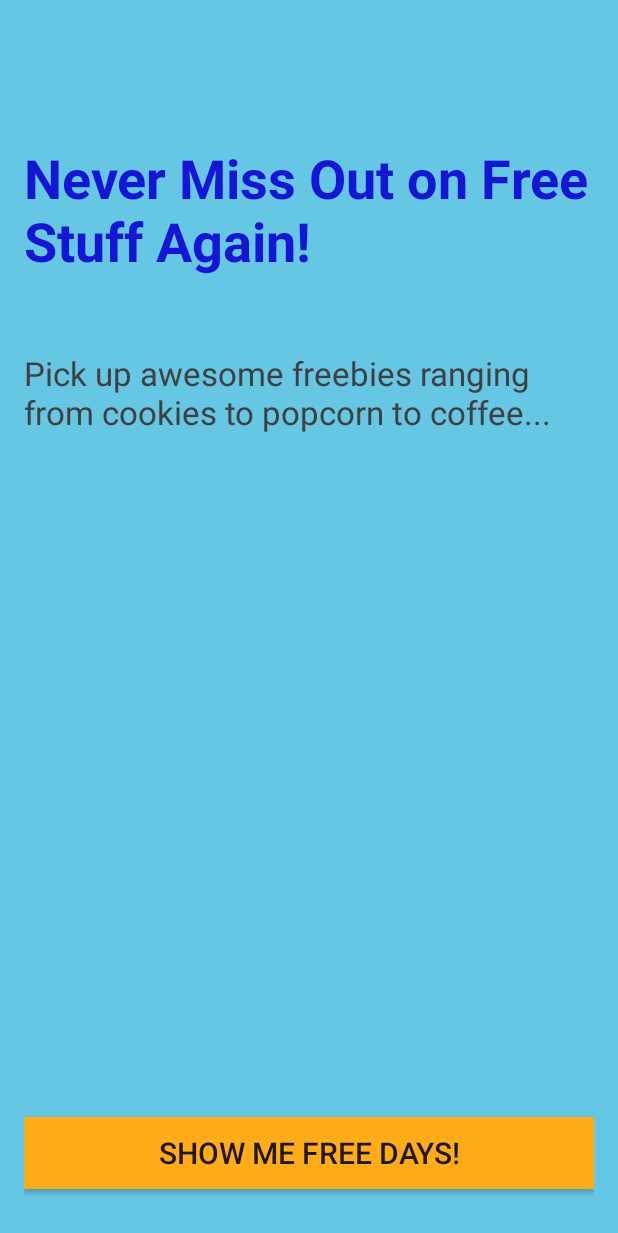
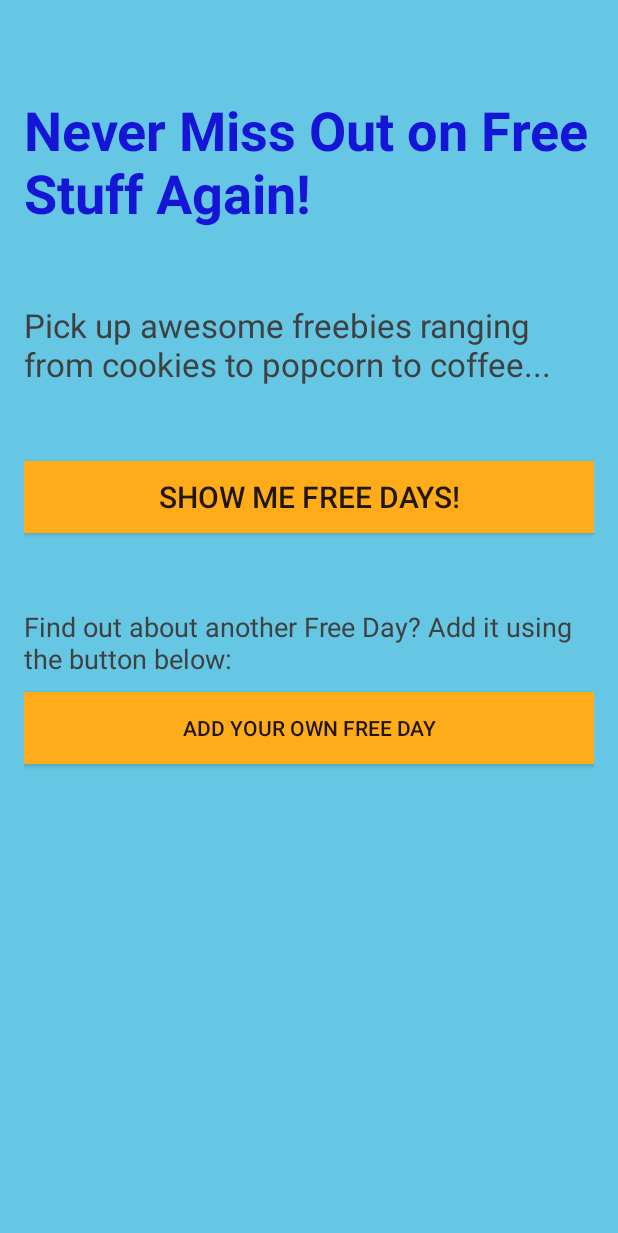
Before and after one commit to nifferdil/Free-Days, an Android app: the MainActivity screen opened directly, with no data from a screen before it, on a phone screen of 412 x 824 dp. Shown: the top 1233 px of the screen. Run offline under Robolectric (Android 15) with nearby library versions, the phone set to English and light mode, and no system bars; our stand-ins replace ButterKnife; libraries missing offline, so code that uses them is left out: com.activeandroid, com.activeandroid.annotation, com.activeandroid.query, com.parse; 4 statements that could not run were skipped.

Commit message:
add new Free Day layout and Activities

```diff
--- a/app/src/main/java/com/epicodus/nationalfreedays/epicodus/ui/MainActivity.java
+++ b/app/src/main/java/com/epicodus/nationalfreedays/epicodus/ui/MainActivity.java
@@ -19,6 +19,7 @@ import butterknife.ButterKnife;
 public class MainActivity extends AppCompatActivity {
 
     @Bind(R.id.daysButton)Button mDaysButton;
+    @Bind(R.id.addFreeDayButton)Button mAddFreeDayButton;
     private SharedPreferences mPreferences;
     private User mUser;
 
@@ -46,6 +47,14 @@ public class MainActivity extends AppCompatActivity {
                     startActivity(intent);
             }
         });
+
+        mAddFreeDayButton.setOnClickListener(new View.OnClickListener() {
+            @Override
+            public void onClick(View v) {
+                Intent intent = new Intent(MainActivity.this, NewFreeDayActivity.class);
+                startActivity(intent);
+            }
+        });
     }
 
     private boolean isRegistered() {
--- a/app/src/main/res/layout/activity_main.xml
+++ b/app/src/main/res/layout/activity_main.xml
@@ -13,9 +13,10 @@
         android:id="@+id/daysButton"
         android:textSize="20sp"
         android:background="#ffac1a"
-        android:layout_alignParentBottom="true"
+        android:layout_below="@+id/textView2"
+        android:layout_alignParentLeft="true"
         android:layout_alignParentStart="true"
-        android:layout_marginBottom="15sp" />
+        android:layout_marginTop="50dp" />
 
     <TextView
         android:layout_width="wrap_content"
@@ -23,12 +24,13 @@
         android:textAppearance="?android:attr/textAppearanceLarge"
         android:text="Never Miss Out on Free Stuff Again!"
         android:id="@+id/textView"
-        android:layout_alignParentTop="true"
-        android:layout_centerHorizontal="true"
-        android:layout_marginTop="78dp"
+        android:layout_marginTop="46dp"
         android:textStyle="bold"
         android:textSize="36sp"
-        android:textColor="#1415d5" />
+        android:textColor="#1415d5"
+        android:layout_alignParentTop="true"
+        android:layout_alignParentLeft="true"
+        android:layout_alignParentStart="true" />
 
     <TextView
         android:layout_width="wrap_content"
@@ -40,4 +42,26 @@
         android:layout_marginTop="49dp"
         android:textSize="22sp"
         android:textColor="#404040" />
+
+    <TextView
+        android:layout_width="wrap_content"
+        android:layout_height="wrap_content"
+        android:text="Find out about another Free Day? Add it using the button below:"
+        android:id="@+id/textView4"
+        android:layout_below="@+id/daysButton"
+        android:layout_centerHorizontal="true"
+        android:layout_marginTop="50dp"
+        android:textSize="18sp"
+        android:textColor="#404040" />
+
+    <Button
+        android:layout_width="match_parent"
+        android:layout_height="wrap_content"
+        android:text="Add Your Own Free Day"
+        android:id="@+id/addFreeDayButton"
+        android:background="#ffac1a"
+        android:layout_below="@+id/textView4"
+        android:layout_alignParentLeft="true"
+        android:layout_alignParentStart="true"
+        android:layout_marginTop="10sp" />
 </RelativeLayout>
--- a/app/src/main/res/values/strings.xml
+++ b/app/src/main/res/values/strings.xml
@@ -7,4 +7,7 @@
     <string name="title_activity_note">Notes</string>
     <string name="title_activity_register">Register</string>
     <string name="title_activity_category">CategoryActivity</string>
+    <string name="title_activity_new_free_day">NewFreeDayActivity</string>
+    <string name="title_activity_new_free_day_display">NewFreeDayDisplayActivity</string>
+    <string name="title_activity_added_free_day_display">AddedFreeDayDisplayActivity</string>
 </resources>
```
Also changed, not shown: app/src/main/AndroidManifest.xml (+25 -1 lines), app/src/main/java/com/epicodus/nationalfreedays/epicodus/NewFreeDayDisplayActivity.java (added, +39 -0 lines), app/src/main/java/com/epicodus/nationalfreedays/epicodus/adapters/NewFreeDayAdapter.java (added, +7 -0 lines), app/src/main/java/com/epicodus/nationalfreedays/epicodus/models/AddedFreeDay.java (added, +89 -0 lines), app/src/main/java/com/epicodus/nationalfreedays/epicodus/ui/AddedFreeDayDisplayActivity.java (added, +16 -0 lines), app/src/main/java/com/epicodus/nationalfreedays/epicodus/ui/NewFreeDayActivity.java (added, +21 -0 lines), app/src/main/res/layout/activity_added_free_day_display.xml (added, +27 -0 lines), app/src/main/res/layout/activity_new_free_day.xml (added, +70 -0 lines), app/src/main/res/menu/menu_added_free_day_display.xml (added, +7 -0 lines), app/src/main/res/menu/menu_new_free_day.xml (added, +7 -0 lines), app/src/main/res/menu/menu_new_free_day_display.xml (added, +7 -0 lines).
